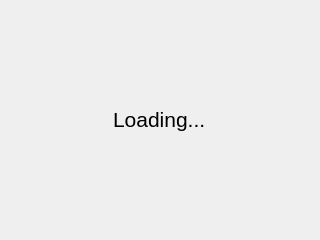
Above: xivoclient/src/main_window/loading_dialog.ui from wazo-platform/wazo-client-qt before the change. Below: the same form after it.
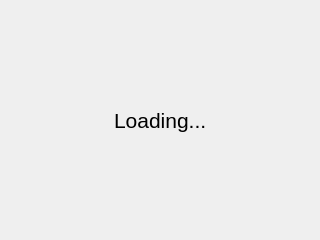
That is the form after the change.

Commit message: remove alignment attributes in ui

```diff
--- a/xivoclient/src/main_window/loading_dialog.ui
+++ b/xivoclient/src/main_window/loading_dialog.ui
@@ -22,22 +22,45 @@
   <property name="modal">
    <bool>true</bool>
   </property>
-  <layout class="QVBoxLayout" name="verticalLayout">
-   <item alignment="Qt::AlignHCenter|Qt::AlignVCenter">
+  <layout class="QGridLayout" name="gridLayout">
+   <item row="0" column="1">
     <widget class="QLabel" name="label">
      <property name="font">
       <font>
        <pointsize>16</pointsize>
       </font>
      </property>
-     <property name="layoutDirection">
-      <enum>Qt::LeftToRight</enum>
-     </property>
      <property name="text">
       <string>Loading...</string>
      </property>
     </widget>
    </item>
+   <item row="0" column="0">
+    <spacer name="horizontalSpacer">
+     <property name="orientation">
+      <enum>Qt::Horizontal</enum>
+     </property>
+     <property name="sizeHint" stdset="0">
+      <size>
+       <width>40</width>
+       <height>20</height>
+      </size>
+     </property>
+    </spacer>
+   </item>
+   <item row="0" column="2">
+    <spacer name="horizontalSpacer_2">
+     <property name="orientation">
+      <enum>Qt::Horizontal</enum>
+     </property>
+     <property name="sizeHint" stdset="0">
+      <size>
+       <width>40</width>
+       <height>20</height>
+      </size>
+     </property>
+    </spacer>
+   </item>
   </layout>
  </widget>
  <resources/>
```
